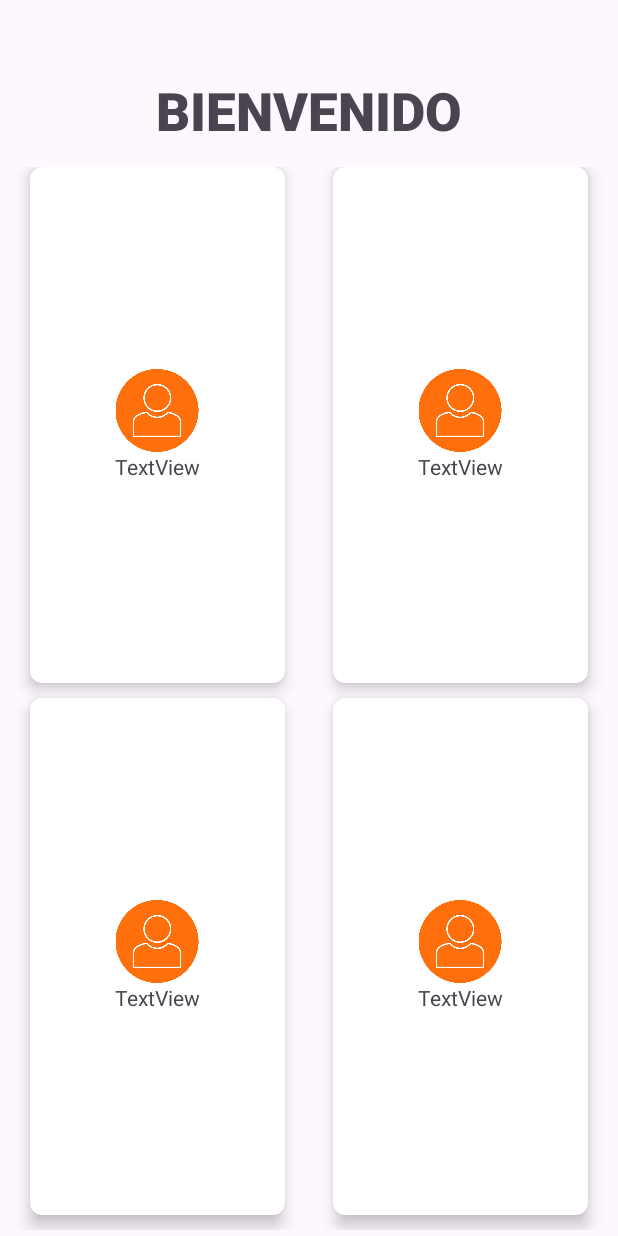
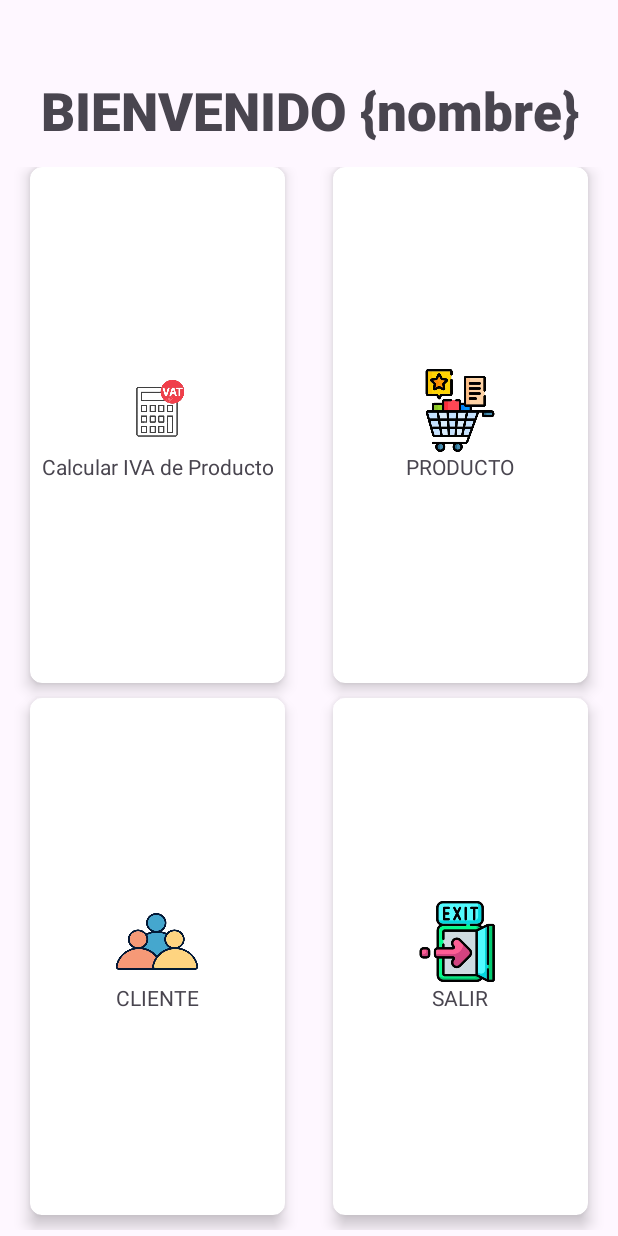
Before and after one commit to shinshini/proymovil, an Android app: the Home screen opened directly, with no data from a screen before it, on a phone screen of 412 x 824 dp. Run offline under Robolectric (Android 15) with nearby library versions, the phone set to English and light mode, and no system bars.

Commit message:
se subio imagenes

```diff
--- a/app/src/main/res/layout/activity_home.xml
+++ b/app/src/main/res/layout/activity_home.xml
@@ -19,7 +19,7 @@
         android:layout_marginEnd="0dp"
         android:layout_marginRight="0dp"
         android:fontFamily="sans-serif-black"
-        android:text="BIENVENIDO"
+        android:text="BIENVENIDO {nombre}"
         android:textSize="35dp"
         android:textAlignment="center"
         tools:ignore="MissingConstraints" />
@@ -66,14 +66,14 @@
                     android:layout_width="60dp"
                     android:layout_height="55dp"
                     android:layout_gravity="center_horizontal"
-                    app:srcCompat="@drawable/logo" />
+                    app:srcCompat="@drawable/calulariva" />
 
                 <TextView
                     android:id="@+id/textView6"
                     android:layout_width="match_parent"
                     android:layout_height="match_parent"
                     android:layout_centerHorizontal="true"
-                    android:text="TextView"
+                    android:text="Calcular IVA de Producto"
                     android:textAlignment="center" />
             </LinearLayout>
         </androidx.cardview.widget.CardView>
@@ -101,14 +101,14 @@
                     android:layout_width="60dp"
                     android:layout_height="55dp"
                     android:layout_gravity="center_horizontal"
-                    app:srcCompat="@drawable/logo" />
+                    app:srcCompat="@drawable/producto" />
 
                 <TextView
                     android:id="@+id/textView6"
                     android:layout_width="match_parent"
                     android:layout_height="match_parent"
                     android:layout_centerHorizontal="true"
-                    android:text="TextView"
+                    android:text="PRODUCTO"
                     android:textAlignment="center" />
             </LinearLayout>
         </androidx.cardview.widget.CardView>
@@ -136,14 +136,14 @@
                     android:layout_width="60dp"
                     android:layout_height="55dp"
                     android:layout_gravity="center_horizontal"
-                    app:srcCompat="@drawable/logo" />
+                    app:srcCompat="@drawable/cliente" />
 
                 <TextView
                     android:id="@+id/textView6"
                     android:layout_width="match_parent"
                     android:layout_height="match_parent"
                     android:layout_centerHorizontal="true"
-                    android:text="TextView"
+                    android:text="CLIENTE"
                     android:textAlignment="center" />
             </LinearLayout>
         </androidx.cardview.widget.CardView>
@@ -171,14 +171,14 @@
                     android:layout_width="60dp"
                     android:layout_height="55dp"
                     android:layout_gravity="center_horizontal"
-                    app:srcCompat="@drawable/logo" />
+                    app:srcCompat="@drawable/salir" />
 
                 <TextView
                     android:id="@+id/textView6"
                     android:layout_width="match_parent"
                     android:layout_height="match_parent"
                     android:layout_centerHorizontal="true"
-                    android:text="TextView"
+                    android:text="SALIR"
                     android:textAlignment="center" />
             </LinearLayout>
         </androidx.cardview.widget.CardView>
--- a/app/src/main/res/layout/activity_login.xml
+++ b/app/src/main/res/layout/activity_login.xml
@@ -80,6 +80,8 @@
             style="@style/Widget.Material3.Button.ElevatedButton"
             android:layout_width="match_parent"
             android:layout_height="wrap_content"
+            android:background="@color/color4"
+            android:backgroundTint="@null"
             android:text="INICIO" />
 
     </LinearLayout>
--- a/app/src/main/res/values/colors.xml
+++ b/app/src/main/res/values/colors.xml
@@ -5,4 +5,5 @@
     <color name="color1">#FFEBD4</color>
     <color name="color2">#F6FB7A</color>
     <color name="color3">#88D66C</color>
+    <color name="color4">#FFAF00</color>
 </resources>
```
Also changed, not shown: app/src/main/res/drawable/calulariva.png (added), app/src/main/res/drawable/cliente.png (added), app/src/main/res/drawable/producto.png (added), app/src/main/res/drawable/salir.png (added).
